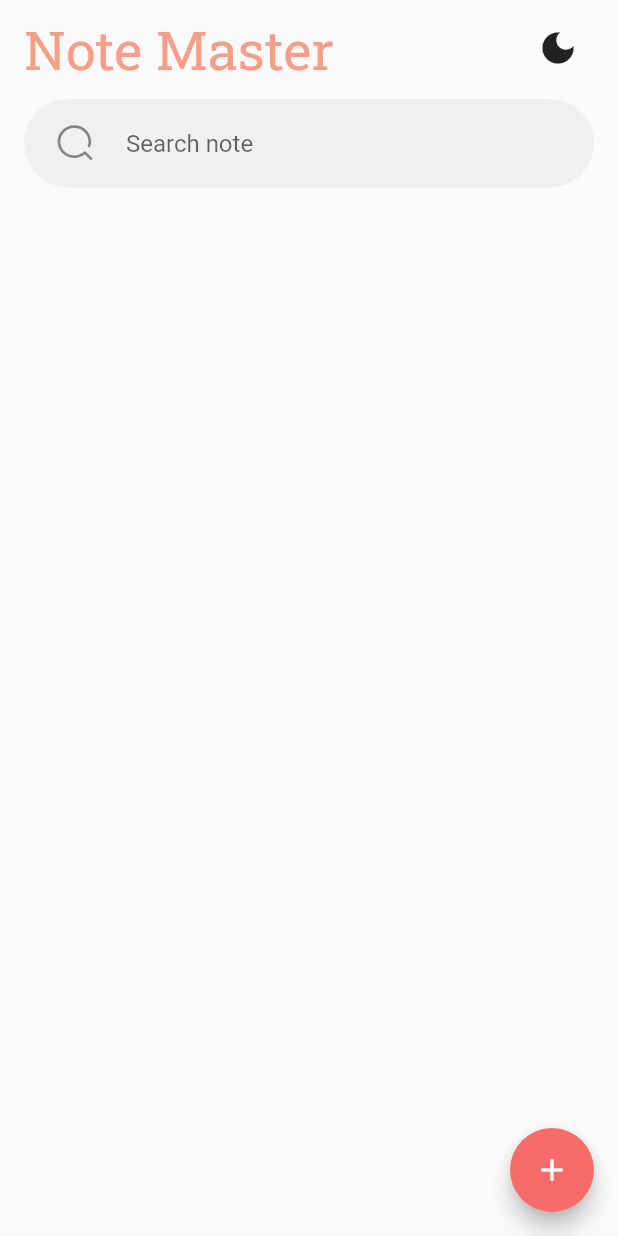
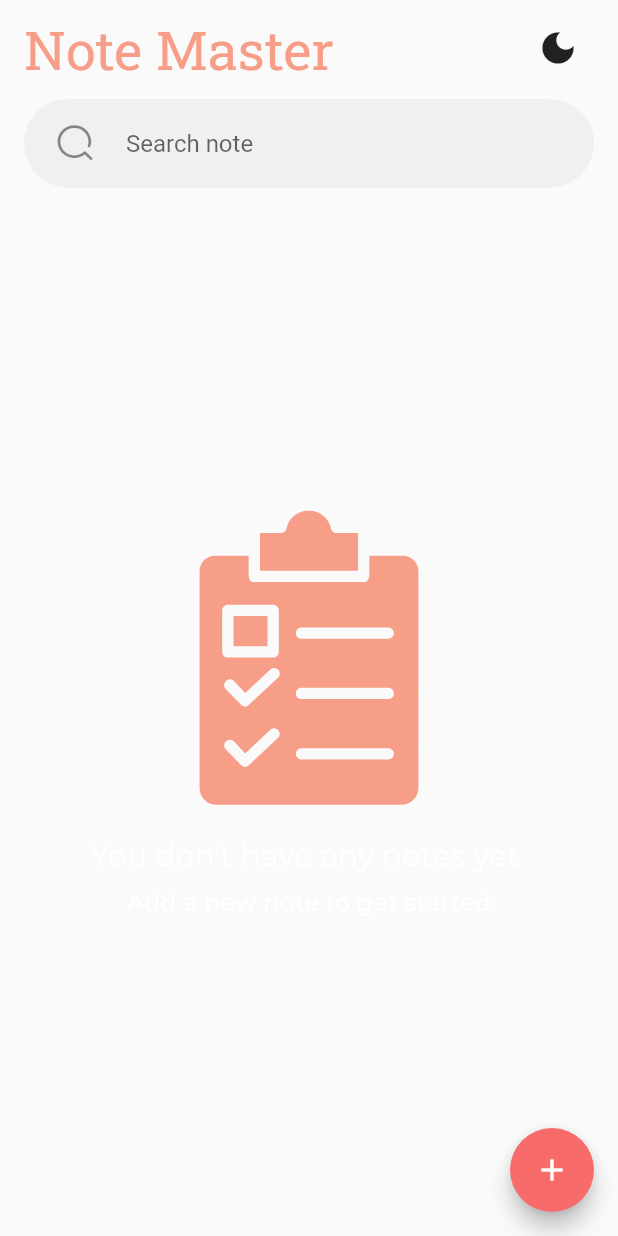
Before and after one commit to FadyShehataa/note_master_app, a Flutter app: the screen it shows after launch, on a phone screen of 412 x 824 dp. Run offline on Flutter 3.47's test engine with Material 2 defaults, Android fonts, the light colour scheme and no system bars; our stand-ins replace device_preview, equatable, flutter_bloc, flutter_svg, google_fonts, hive and 2 more; accounts and stored records are empty.

Commit message:
Add Empty notes

```diff
--- /dev/null
+++ b/lib/Core/utils/assets_data.dart
@@ -0,0 +1,3 @@
+abstract class AssetsData {
+  static const String emptyNotes = 'assets/images/empty_notes.svg';
+}
--- /dev/null
+++ b/lib/Feature/Home/presentation/views/widgets/empty_notes_widget.dart
@@ -0,0 +1,40 @@
+import 'package:flutter/material.dart';
+import 'package:flutter_svg/flutter_svg.dart';
+import 'package:note_master_app/Core/utils/my_colors.dart';
+
+import '../../../../../Core/utils/assets_data.dart';
+import '../../../../../Core/utils/styles.dart';
+
+class EmptyNotesWidget extends StatelessWidget {
+  const EmptyNotesWidget({super.key, this.title, this.subtitle});
+
+  final String? title, subtitle;
+
+  @override
+  Widget build(BuildContext context) {
+    return Column(
+      mainAxisAlignment: MainAxisAlignment.center,
+      children: [
+        SvgPicture.asset(
+          AssetsData.emptyNotes,
+          height: 200,
+          semanticsLabel: 'Empty Notes',
+          colorFilter:
+              const ColorFilter.mode(MyColors.myOrange, BlendMode.srcIn),
+        ),
+        const SizedBox(height: 20),
+        if (title != null)
+          Text(
+            title!,
+            style: Styles.textStyle20,
+          ),
+        const SizedBox(height: 10),
+        if (subtitle != null)
+          Text(
+            subtitle!,
+            style: Styles.textStyle16,
+          ),
+      ],
+    );
+  }
+}
--- a/lib/Feature/Home/presentation/views/widgets/home_view_body.dart
+++ b/lib/Feature/Home/presentation/views/widgets/home_view_body.dart
@@ -3,6 +3,7 @@ import 'package:flutter_bloc/flutter_bloc.dart';
 
 import '../../../data/models/note_model.dart';
 import '../../manager/get_notes_cubit/get_notes_cubit.dart';
+import 'empty_notes_widget.dart';
 import 'note_item.dart';
 
 class HomeViewBody extends StatelessWidget {
@@ -14,15 +15,24 @@ class HomeViewBody extends StatelessWidget {
   Widget build(BuildContext context) {
     return BlocBuilder<GetNotesCubit, GetNotesState>(
       builder: (context, state) {
-        List<NoteModel> notes = BlocProvider.of<GetNotesCubit>(context).searchedNotes;
+        List<NoteModel> notes =
+            BlocProvider.of<GetNotesCubit>(context).searchedNotes;
         return Expanded(
-          child: ListView.separated(
-            itemBuilder: (context, index) => NoteItem(
-              noteModel: notes[index],
-            ),
-            itemCount: notes.length,
-            separatorBuilder: (context, index) => const SizedBox(height: 16),
-          ),
+          child: BlocProvider.of<GetNotesCubit>(context).notes.isNotEmpty
+              ? notes.isNotEmpty
+                  ? ListView.separated(
+                      itemBuilder: (context, index) => NoteItem(
+                        noteModel: notes[index],
+                      ),
+                      itemCount: notes.length,
+                      separatorBuilder: (context, index) =>
+                          const SizedBox(height: 16),
+                    )
+                  : const EmptyNotesWidget(title: 'No Results Found')
+              : const EmptyNotesWidget(
+                  title: 'You don\'t have any notes yet ',
+                  subtitle: 'Add a new note to get started',
+                ),
         );
       },
     );
--- a/lib/Feature/Home/presentation/views/widgets/note_item.dart
+++ b/lib/Feature/Home/presentation/views/widgets/note_item.dart
@@ -1,9 +1,11 @@
 import 'package:flutter/material.dart';
+import 'package:flutter_bloc/flutter_bloc.dart';
 import 'package:note_master_app/Core/utils/my_colors.dart';
 import 'package:note_master_app/Feature/Home/data/models/note_model.dart';
 
 import '../../../../../Core/utils/constants.dart';
 import '../../../../../Core/utils/styles.dart';
+import '../../manager/get_notes_cubit/get_notes_cubit.dart';
 
 class NoteItem extends StatelessWidget {
   const NoteItem({super.key, required this.noteModel});
@@ -12,8 +14,9 @@ class NoteItem extends StatelessWidget {
 
   @override
   Widget build(BuildContext context) {
-    return Dismissible( // TODO: refactor this widget to a separate file
-      key: const Key('noteModel.id.toString()'),
+    return Dismissible(
+      // TODO: refactor this widget to a separate file
+      key: Key(DateTime.now().toString()),
       direction: DismissDirection.endToStart,
       background: Card(
         shape: RoundedRectangleBorder(
@@ -39,7 +42,10 @@ class NoteItem extends StatelessWidget {
           ),
         ),
       ),
-      onDismissed: (_) => noteModel.delete(),
+      onDismissed: (_) {
+        noteModel.delete();
+        BlocProvider.of<GetNotesCubit>(context).fetchAllNotes();
+      },
       child: Card(
         shape: RoundedRectangleBorder(
           borderRadius: BorderRadius.circular(defaultRadius),
--- a/pubspec.yaml
+++ b/pubspec.yaml
@@ -36,6 +36,7 @@ dependencies:
   flutter:
     sdk: flutter
   flutter_bloc: ^8.1.3
+  flutter_svg: ^2.0.7
   get_it: ^7.6.4
   go_router: ^10.2.0
   google_fonts: ^6.1.0
@@ -62,8 +63,8 @@ flutter:
   uses-material-design: true
 
   # To add assets to your application, add an assets section, like this:
-  # assets:
-  #   - images/a_dot_burr.jpeg
+  assets:
+    - assets/images/
   #   - images/a_dot_ham.jpeg
   # An image asset can refer to one or more resolution-specific "variants", see
   # https://flutter.dev/assets-and-images/#resolution-aware
```
Also changed, not shown: assets/images/empty_notes.svg (added), pubspec.lock.
